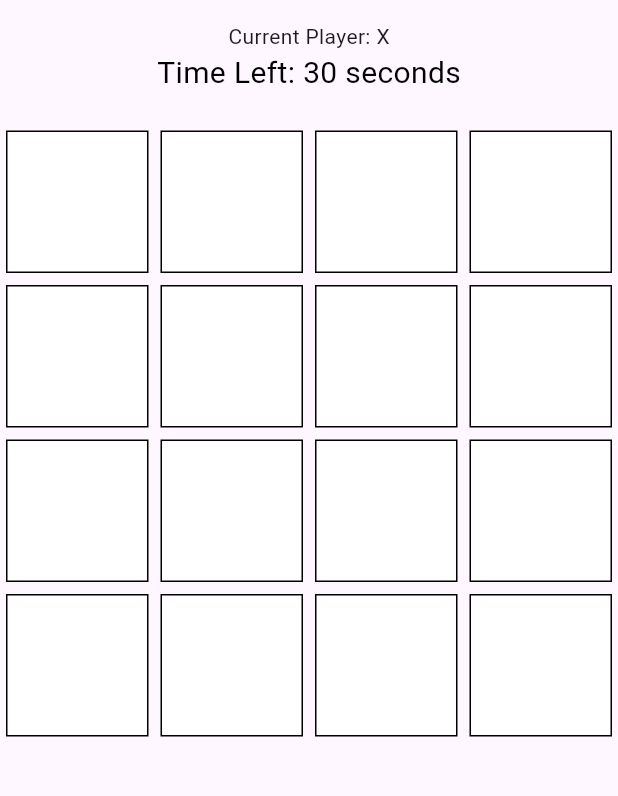
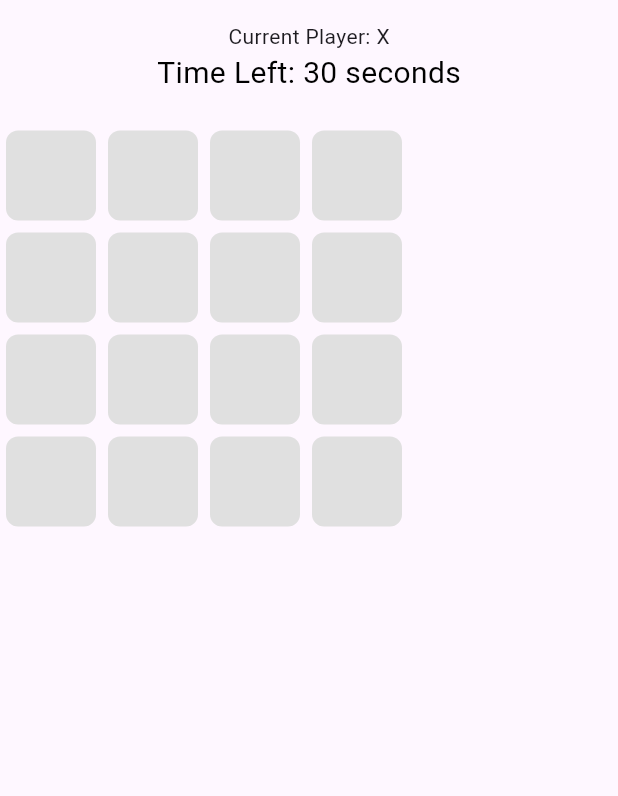
Before and after one commit to harshagnihotri10/MarbleMind, a Flutter app: the screen it shows after launch, on a phone screen of 412 x 824 dp, the part 63-859 px from its top. Run offline on Flutter 3.47's test engine with Material 3 defaults, Android fonts, the phone set to English and light mode, and no system bars.

Commit message:
Improved winning state UI

```diff
--- a/marblemind_app/lib/widgets/dialogs.dart
+++ b/marblemind_app/lib/widgets/dialogs.dart
@@ -1,5 +1,5 @@
 import 'package:flutter/material.dart';
-import '../screens/game_board.dart';
+
 
 // Dialog for game over
 void showGameOverDialog(BuildContext context) {
--- a/marblemind_app/lib/widgets/game_grid.dart
+++ b/marblemind_app/lib/widgets/game_grid.dart
@@ -4,46 +4,57 @@ import '../models/cell.dart';
 class GameGrid extends StatelessWidget {
   final List<List<Cell>> grid;
   final Function(int, int) onCellTap;
+  final List<Cell> winningCells;
 
-  const GameGrid({super.key, required this.grid, required this.onCellTap});
+  const GameGrid({
+    super.key,
+    required this.grid,
+    required this.onCellTap,
+    required this.winningCells,
+  });
 
   @override
   Widget build(BuildContext context) {
-    return GridView.builder(
-      shrinkWrap: true,
-      gridDelegate: const SliverGridDelegateWithFixedCrossAxisCount(
-        crossAxisCount: 4,
-        childAspectRatio: 1.0,
-      ),
-      itemCount: 16, // 4x4 grid = 16 items
-      itemBuilder: (context, index) {
-        int row = index ~/ 4;
-        int col = index % 4;
+    return Column(
+      children: List.generate(4, (row) {
+        return Row(
+          children: List.generate(4, (col) {
+            final cell = grid[row][col];
+            final isWinningCell = winningCells.contains(
+                cell); // Check if the cell is part of the winning linenningCell = winningCells.contains(cell);  // Check if the cell is part of the winning line
 
             return GestureDetector(
               onTap: () => onCellTap(row, col),
               child: Container(
-            margin: const EdgeInsets.all(4.0),
+                width: 60,
+                height: 60,
+                margin: const EdgeInsets.all(4),
                 decoration: BoxDecoration(
-              border: Border.all(color: Colors.black),
-              color: grid[row][col].marble == null
-                  ? Colors.white
-                  : grid[row][col].marble == 'X'
-                      ? Colors.blue
-                      : Colors.red,
+                  color: isWinningCell
+                      ? Colors.green
+                      : Colors.grey[
+                          300], // Highlight winning cells with a different color
+                  borderRadius: BorderRadius.circular(8),
+                  boxShadow: isWinningCell
+                      ? [
+                          BoxShadow(color: Colors.green, blurRadius: 10)
+                        ] // Add a glow effect for winning cells
+                      : [],
                 ),
                 child: Center(
                   child: Text(
-                grid[row][col].marble ?? '',
-                style: const TextStyle(
+                    cell.marble ?? '',
+                    style: TextStyle(
                       fontSize: 24,
-                  color: Colors.white,
+                      color: isWinningCell ? Colors.white : Colors.black,
                     ),
                   ),
                 ),
               ),
             );
-      },
+          }),
+        );
+      }),
     );
   }
 }
```
Also changed, not shown: marblemind_app/lib/screens/game_board.dart (+18 -11 lines), marblemind_app/lib/utils/game_logic.dart (+22 -6 lines). Lines whose indentation alone changed are shown as unchanged.
